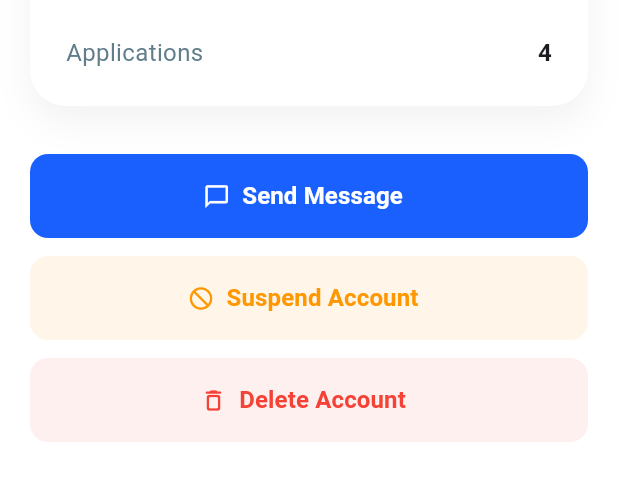
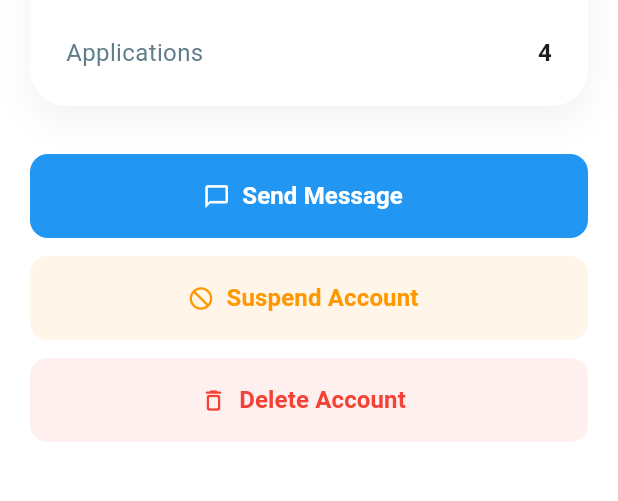
Before and after one commit to ChoubKhunrithy/scholarship_app, a Flutter app: the UserDetailsScreen screen opened directly, on a phone screen of 412 x 824 dp, the part 488-989 px from its top. Run offline on Flutter 3.47's test engine with Material 3 defaults, Android fonts, the phone set to English and light mode, and no system bars; our stand-ins replace dropdown_button2, image_picker; network calls fail.

Commit message:
edit user and statistic..

```diff
--- a/lib/screens/admin/statistic_analytics_screen.dart
+++ b/lib/screens/admin/statistic_analytics_screen.dart
@@ -161,7 +161,7 @@ class _StatisticAnalyticsScreenState extends State<StatisticAnalyticsScreen> {
                           ),
                           child: Column(
                             children: [
-                              // Icon()
+                              Icon(Icons.person, color: Colors.green),
                             ],
                           ),
                         )
--- a/lib/screens/admin/user_details_screen.dart
+++ b/lib/screens/admin/user_details_screen.dart
@@ -99,7 +99,7 @@ class _UserDetailsScreenState extends State<UserDetailsScreen> {
             _ActionButton(
               icon: Icons.chat_bubble_outline,
               label: 'Send Message',
-              color: const Color(0xFF1A60FF),
+              color: AppColors.primary,
               textColor: Colors.white,
               onTap: () {},
             ),
```
